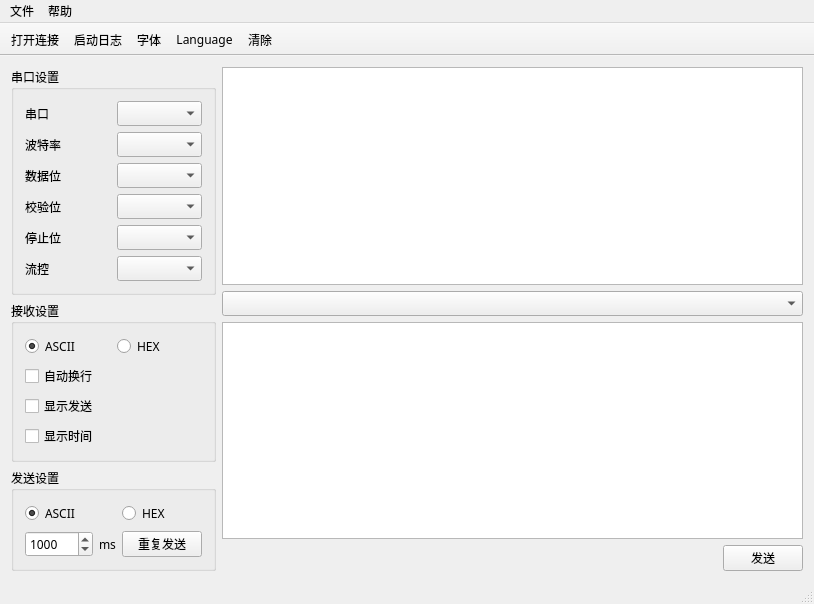
Before: the Qt Designer form monkey_serial/mainwindow.ui in horsdy/Monkey_Serial, drawn with Qt 5.
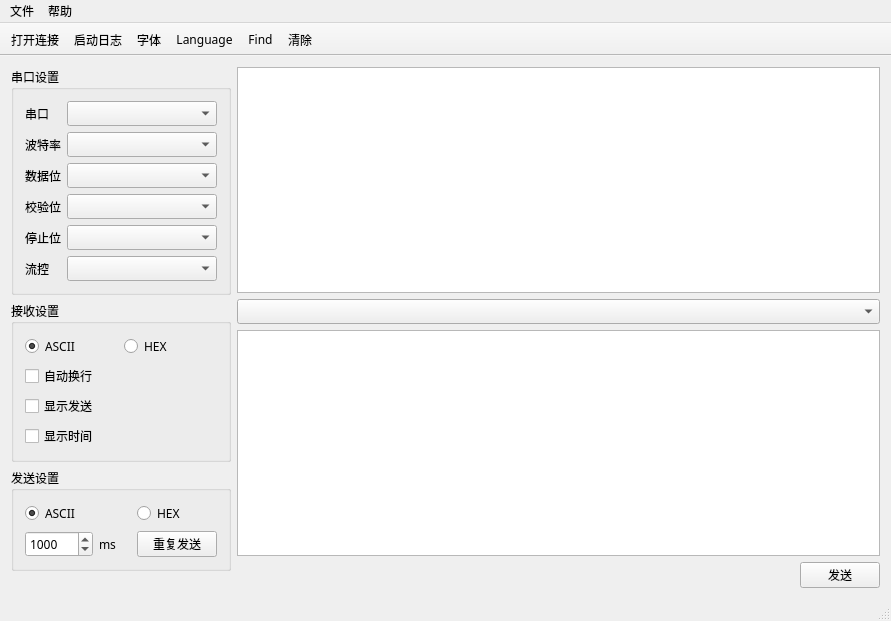
After: the same form once the commit is applied. Icons and pictures are not drawn.

Patch:
```diff
--- a/monkey_serial/mainwindow.ui
+++ b/monkey_serial/mainwindow.ui
@@ -6,8 +6,8 @@
    <rect>
     <x>0</x>
     <y>0</y>
-    <width>814</width>
-    <height>587</height>
+    <width>891</width>
+    <height>621</height>
    </rect>
   </property>
   <property name="font">
@@ -28,6 +28,12 @@
      <layout class="QVBoxLayout" name="verticalLayout">
       <item>
        <widget class="QGroupBox" name="groupBox">
+        <property name="sizePolicy">
+         <sizepolicy hsizetype="Preferred" vsizetype="Preferred">
+          <horstretch>0</horstretch>
+          <verstretch>0</verstretch>
+         </sizepolicy>
+        </property>
         <property name="title">
          <string>串口设置</string>
         </property>
@@ -57,7 +63,26 @@
           <widget class="QComboBox" name="comboBox_4"/>
          </item>
          <item row="0" column="1">
-          <widget class="QComboBox" name="comboBox_2"/>
+          <widget class="QComboBox" name="comboBox_port">
+           <property name="sizePolicy">
+            <sizepolicy hsizetype="Fixed" vsizetype="Preferred">
+             <horstretch>0</horstretch>
+             <verstretch>0</verstretch>
+            </sizepolicy>
+           </property>
+           <property name="minimumSize">
+            <size>
+             <width>150</width>
+             <height>0</height>
+            </size>
+           </property>
+           <property name="maximumSize">
+            <size>
+             <width>140</width>
+             <height>16777215</height>
+            </size>
+           </property>
+          </widget>
          </item>
          <item row="1" column="1">
           <widget class="QComboBox" name="comboBox_3"/>
@@ -219,7 +244,11 @@
     <item>
      <layout class="QVBoxLayout" name="verticalLayout_2">
       <item>
-       <widget class="QPlainTextEdit" name="plainTextEdit"/>
+       <widget class="QPlainTextEdit" name="plainTextEdit_recv">
+        <property name="readOnly">
+         <bool>true</bool>
+        </property>
+       </widget>
       </item>
       <item>
        <widget class="QComboBox" name="comboBox"/>
@@ -252,7 +281,7 @@
     <rect>
      <x>0</x>
      <y>0</y>
-     <width>814</width>
+     <width>891</width>
      <height>23</height>
     </rect>
    </property>
@@ -290,6 +319,7 @@
    <addaction name="action_Log"/>
    <addaction name="action_font"/>
    <addaction name="action_Language"/>
+   <addaction name="actionFind"/>
    <addaction name="action_clear"/>
   </widget>
   <widget class="QStatusBar" name="statusBar"/>
@@ -355,7 +385,22 @@
     <string>Language</string>
    </property>
    <property name="toolTip">
-    <string>English</string>
+    <string>Switch to English</string>
+   </property>
+  </action>
+  <action name="actionFind">
+   <property name="icon">
+    <iconset resource="monkey.qrc">
+     <normaloff>:/image/icon/find.png</normaloff>:/image/icon/find.png</iconset>
+   </property>
+   <property name="text">
+    <string>Find</string>
+   </property>
+   <property name="toolTip">
+    <string>查找</string>
+   </property>
+   <property name="shortcut">
+    <string>Ctrl+F</string>
    </property>
   </action>
  </widget>
```
Left out of the diff: 36 changed lines with no effect on the pictures.
